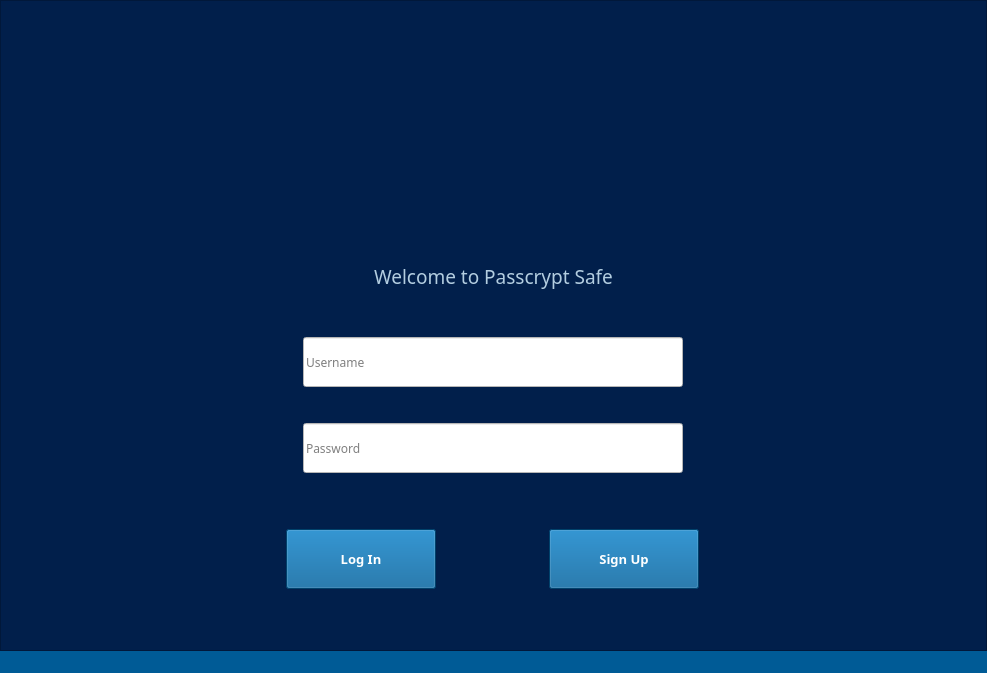
First picture: the form in ui/LoginScreen.ui, repository CasualCodes/passcrypt-safe, before the edit.
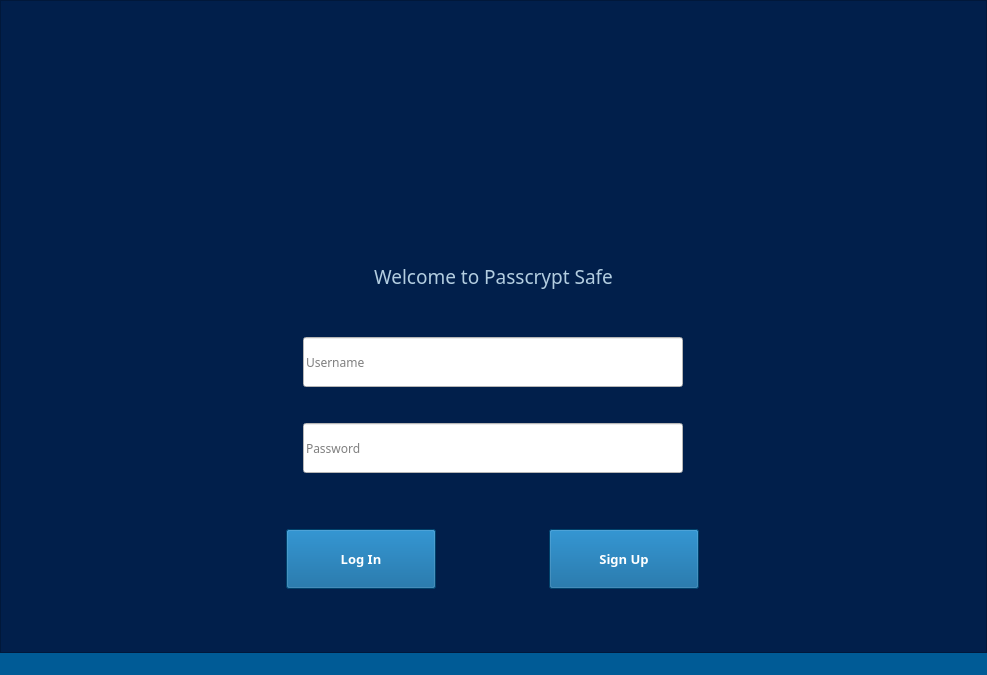
Second picture: the form after the edit. Icons and pictures are not drawn.

```diff
--- a/ui/LoginScreen.ui
+++ b/ui/LoginScreen.ui
@@ -7,9 +7,21 @@
     <x>0</x>
     <y>0</y>
     <width>987</width>
-    <height>673</height>
+    <height>675</height>
    </rect>
   </property>
+  <property name="sizePolicy">
+   <sizepolicy hsizetype="Fixed" vsizetype="Fixed">
+    <horstretch>0</horstretch>
+    <verstretch>0</verstretch>
+   </sizepolicy>
+  </property>
+  <property name="minimumSize">
+   <size>
+    <width>987</width>
+    <height>675</height>
+   </size>
+  </property>
   <property name="windowTitle">
    <string>Passcrypt Safe - Login Window</string>
   </property>
```
Left out of the diff: 3 changed lines with no effect on the pictures.
